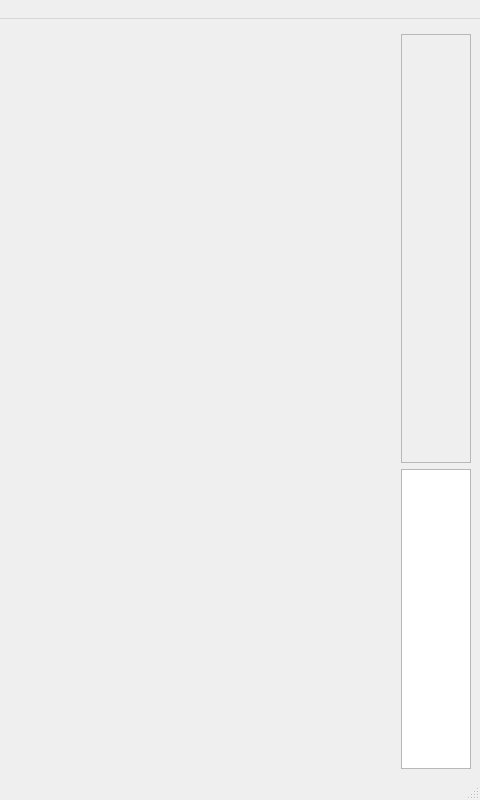
First picture: the form in mainwindow.ui, repository smogork/SmoCAD, before the edit; both pictures show x 720 to 1200 and y 0 to 800 of the 1200 by 800 pixel window.
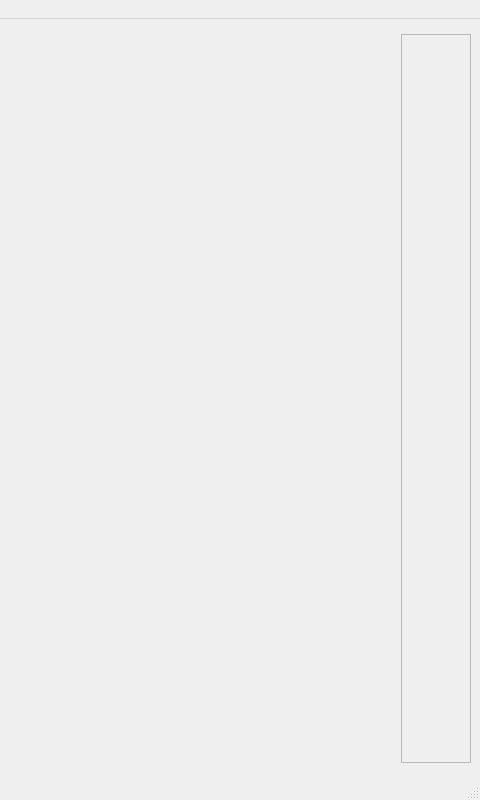
Second picture: the form after the edit. Custom widgets are drawn as their Qt base class.

The edit to the form file:
```diff
--- a/mainwindow.ui
+++ b/mainwindow.ui
@@ -43,6 +43,9 @@
     </item>
     <item>
      <layout class="QVBoxLayout" name="verticalLayout_3">
+      <property name="sizeConstraint">
+       <enum>QLayout::SetDefaultConstraint</enum>
+      </property>
       <item>
        <widget class="CursorControl" name="widget" native="true"/>
       </item>
@@ -54,16 +57,22 @@
           <verstretch>0</verstretch>
          </sizepolicy>
         </property>
+        <property name="sizeAdjustPolicy">
+         <enum>QAbstractScrollArea::AdjustToContents</enum>
+        </property>
         <property name="widgetResizable">
          <bool>true</bool>
         </property>
+        <property name="alignment">
+         <set>Qt::AlignRight|Qt::AlignTop|Qt::AlignTrailing</set>
+        </property>
         <widget class="QWidget" name="scrollAreaWidgetContents">
          <property name="geometry">
           <rect>
            <x>0</x>
            <y>0</y>
            <width>68</width>
-           <height>424</height>
+           <height>723</height>
           </rect>
          </property>
          <layout class="QVBoxLayout" name="verticalLayout"/>
@@ -71,29 +80,7 @@
        </widget>
       </item>
       <item>
-       <widget class="QListWidget" name="listWidgetObjects">
-        <property name="sizePolicy">
-         <sizepolicy hsizetype="Ignored" vsizetype="Preferred">
-          <horstretch>0</horstretch>
-          <verstretch>0</verstretch>
-         </sizepolicy>
-        </property>
-        <property name="minimumSize">
-         <size>
-          <width>0</width>
-          <height>300</height>
-         </size>
-        </property>
-        <property name="alternatingRowColors">
-         <bool>true</bool>
-        </property>
-        <property name="selectionMode">
-         <enum>QAbstractItemView::ExtendedSelection</enum>
-        </property>
-        <property name="selectionRectVisible">
-         <bool>true</bool>
-        </property>
-       </widget>
+       <widget class="SceneElementsList" name="sceneElementsWIdget" native="true"/>
       </item>
      </layout>
     </item>
@@ -191,6 +178,12 @@
    <header>Controls/cursorcontrol.h</header>
    <container>1</container>
   </customwidget>
+  <customwidget>
+   <class>SceneElementsList</class>
+   <extends>QWidget</extends>
+   <header>Controls/sceneelementslist.h</header>
+   <container>1</container>
+  </customwidget>
  </customwidgets>
  <resources/>
  <connections/>
```
Left out of the diff: 29 changed lines with no effect on the pictures.
